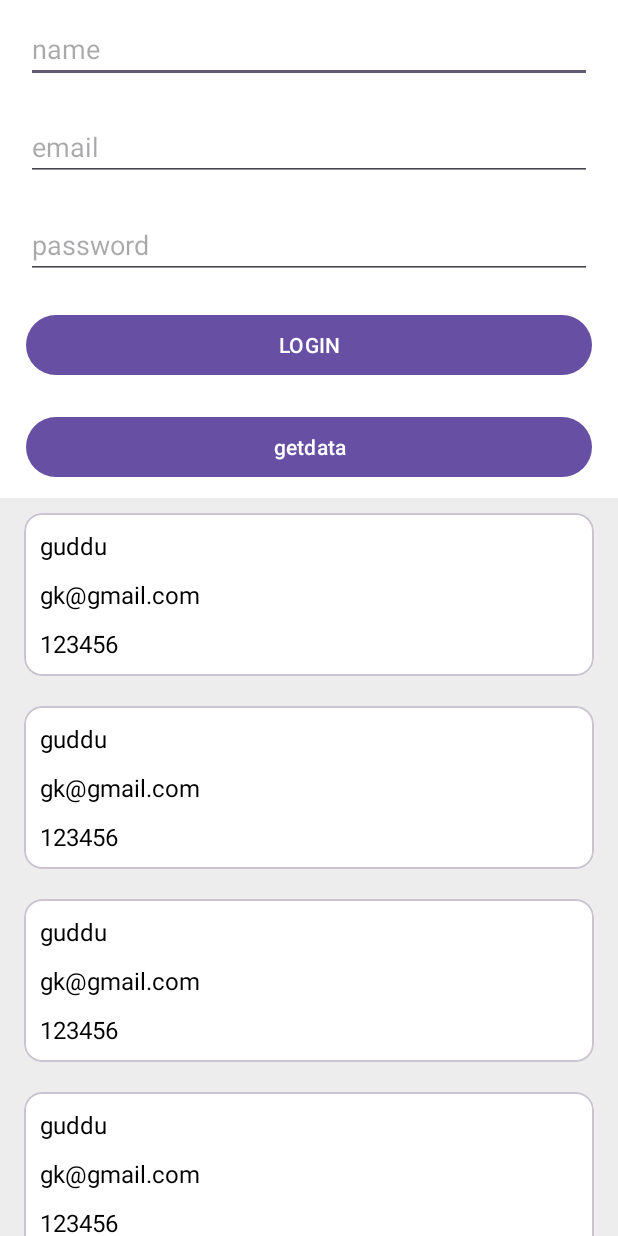
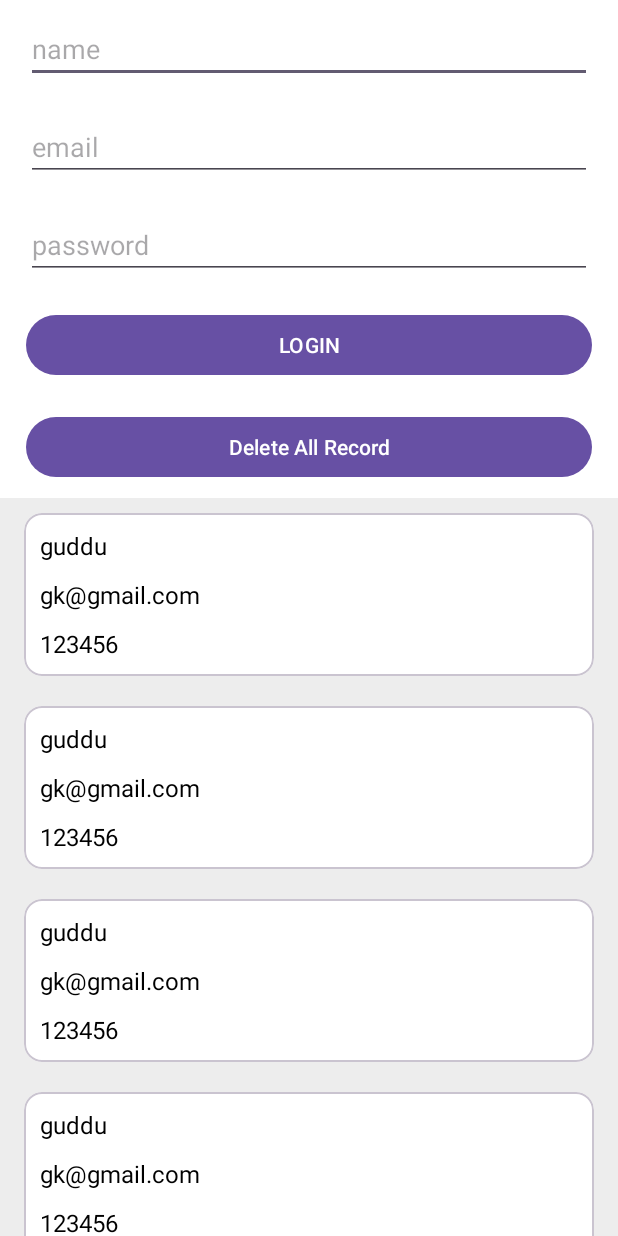
Before and after one commit to guddulawaniya/roomDatabase-local, an Android app: the screen it shows after launch (MainActivity), on a phone screen of 412 x 824 dp. Run offline under Robolectric (Android 15) with nearby library versions, the phone set to English and light mode, and no system bars; our stand-ins replace Room's generated code.

```diff
--- a/app/src/main/java/com/example/livedata/MainActivity.java
+++ b/app/src/main/java/com/example/livedata/MainActivity.java
@@ -46,9 +46,7 @@ public class MainActivity extends AppCompatActivity {
         getdata.setOnClickListener(new View.OnClickListener() {
             @Override
             public void onClick(View view) {
-
-             viewModel.deleteAllUsers();
-
+              viewModel.deleteAllUsers();
             }
         });
         loginbutton.setOnClickListener(new View.OnClickListener() {
--- a/app/src/main/res/layout/activity_main.xml
+++ b/app/src/main/res/layout/activity_main.xml
@@ -73,7 +73,7 @@
             android:layout_marginTop="10dp"
             android:layout_marginEnd="16dp"
             android:layout_marginBottom="10dp"
-            android:text="getdata" />
+            android:text="Delete All Record" />
 
     </LinearLayout>
 
```
